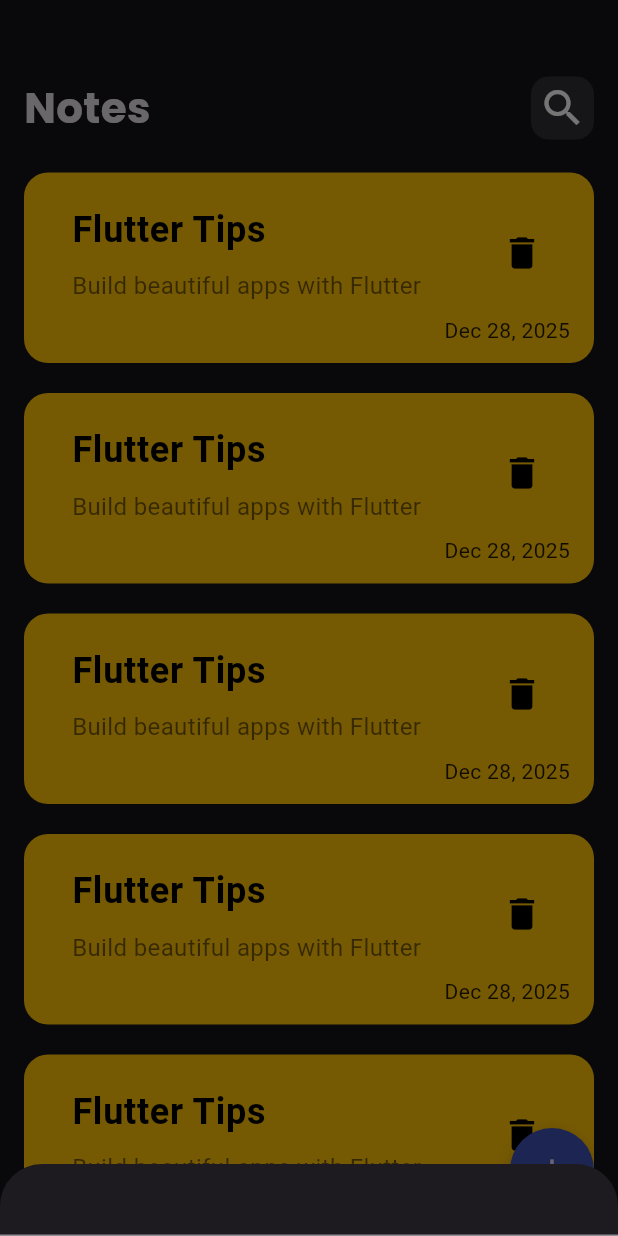
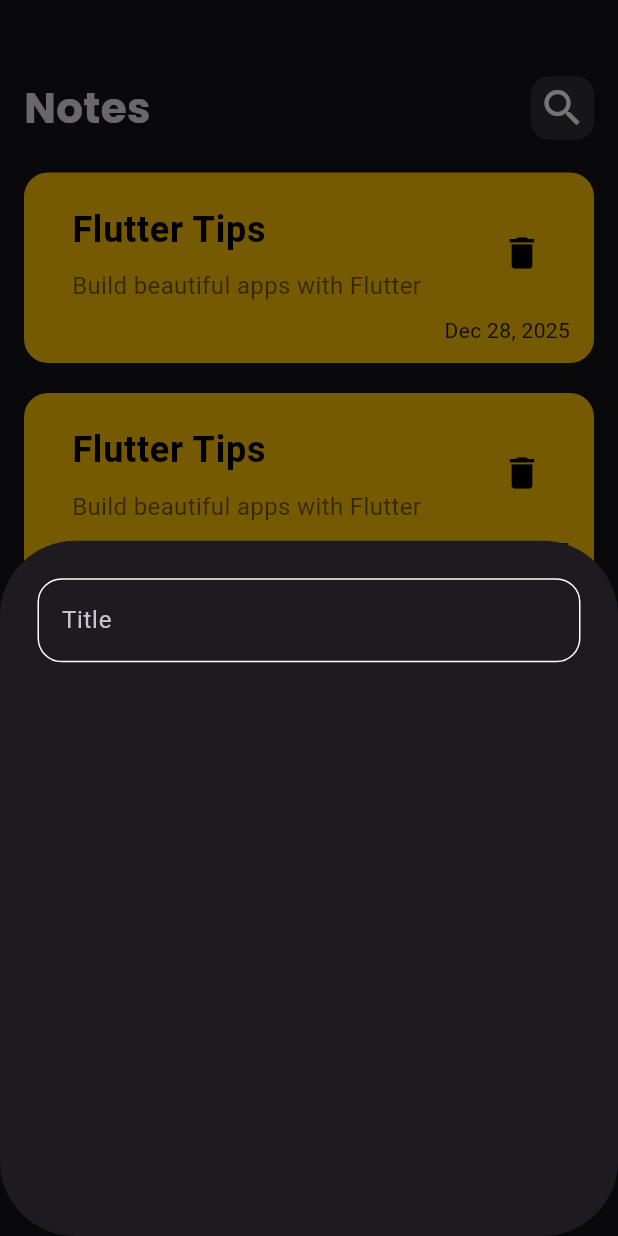
Before and after one commit to Sheriif80/notes_app, a Flutter app: the screen it shows after launch, after a tap on the "add" icon, on a phone screen of 412 x 824 dp. Run offline on Flutter 3.47's test engine with Material 3 defaults, Android fonts, the phone set to English and light mode, and no system bars; our stand-ins replace google_fonts.

Commit message:
made custom text filed

```diff
--- /dev/null
+++ b/lib/constants.dart
@@ -0,0 +1,3 @@
+import 'dart:ui';
+
+const KprimaryColor = Color.fromARGB(255, 1, 131, 5);
--- a/lib/views/notes_view.dart
+++ b/lib/views/notes_view.dart
@@ -13,9 +13,10 @@ class NotesView extends StatelessWidget {
         backgroundColor: Colors.indigo,
         onPressed: () {
           showModalBottomSheet(
+            shape: RoundedRectangleBorder(borderRadius: .circular(50)),
             context: context,
             builder: (context) {
-              return AddNewNote();
+              return const AddNewNote();
             },
           );
         },
--- a/lib/widgets/add_new_note.dart
+++ b/lib/widgets/add_new_note.dart
@@ -1,10 +1,11 @@
 import 'package:flutter/material.dart';
+import 'package:notes_app/widgets/custom_text_field.dart';
 
 class AddNewNote extends StatelessWidget {
   const AddNewNote({super.key});
 
   @override
   Widget build(BuildContext context) {
-    return TextField();
+    return Column(children: [CustomTextField()]);
   }
 }
--- /dev/null
+++ b/lib/widgets/custom_text_field.dart
@@ -0,0 +1,29 @@
+import 'package:flutter/material.dart';
+import 'package:notes_app/constants.dart';
+
+class CustomTextField extends StatelessWidget {
+  const CustomTextField({super.key});
+
+  @override
+  Widget build(BuildContext context) {
+    return Padding(
+      padding: const EdgeInsets.all(25),
+      child: TextField(
+        decoration: InputDecoration(
+          hintText: 'Title',
+          enabledBorder: borderDecoration(),
+          border: borderDecoration(),
+
+          focusedBorder: borderDecoration(color: KprimaryColor),
+        ),
+      ),
+    );
+  }
+
+  OutlineInputBorder borderDecoration({color}) {
+    return OutlineInputBorder(
+      borderSide: BorderSide(color: color ?? Colors.white),
+      borderRadius: BorderRadius.circular(16),
+    );
+  }
+}
```
